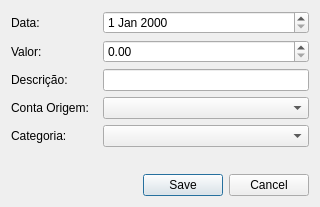
Old version of the form movimentacoes/MovimentacaoWidget.ui in the repository danielghirghi/fortuna.
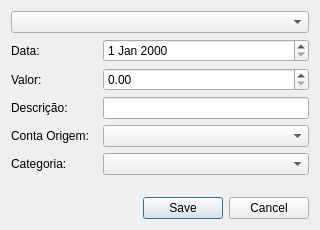
New version of the form.

Patch:
```diff
--- a/movimentacoes/MovimentacaoWidget.ui
+++ b/movimentacoes/MovimentacaoWidget.ui
@@ -7,13 +7,19 @@
     <x>0</x>
     <y>0</y>
     <width>320</width>
-    <height>207</height>
+    <height>230</height>
    </rect>
   </property>
+  <property name="sizePolicy">
+   <sizepolicy hsizetype="Preferred" vsizetype="Expanding">
+    <horstretch>0</horstretch>
+    <verstretch>0</verstretch>
+   </sizepolicy>
+  </property>
   <property name="minimumSize">
    <size>
     <width>320</width>
-    <height>178</height>
+    <height>230</height>
    </size>
   </property>
   <property name="windowTitle">
@@ -21,13 +27,16 @@
   </property>
   <layout class="QVBoxLayout" name="verticalLayout">
    <item>
-    <layout class="QVBoxLayout" name="layPrincipal" stretch="0">
+    <layout class="QVBoxLayout" name="layPrincipal" stretch="0,0">
      <property name="spacing">
       <number>6</number>
      </property>
      <property name="sizeConstraint">
       <enum>QLayout::SizeConstraint::SetMaximumSize</enum>
      </property>
+     <item>
+      <widget class="QComboBox" name="cmbTipo"/>
+     </item>
      <item>
       <layout class="QFormLayout" name="layFormulario">
        <property name="horizontalSpacing">
```
Left out of the diff: 12 changed lines with no effect on the pictures.
